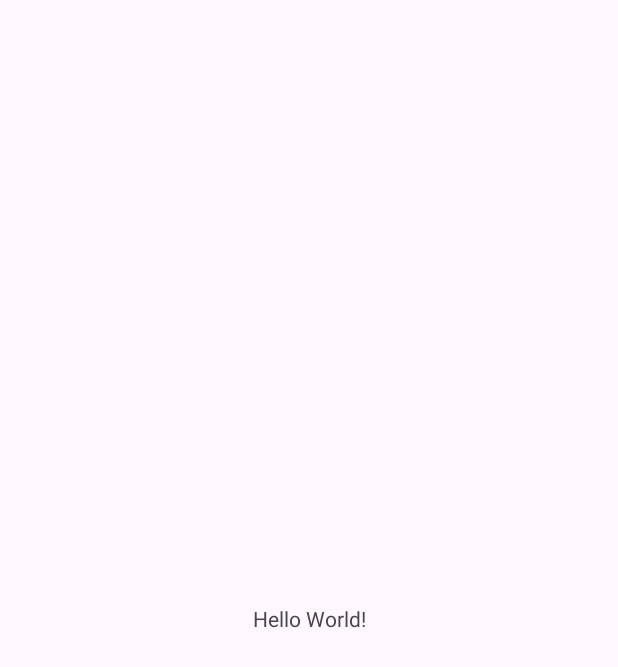
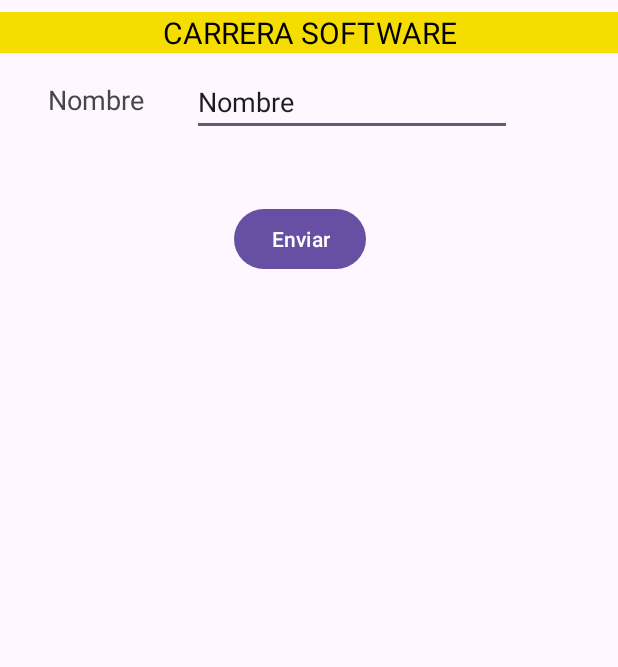
Before and after one commit to lreyesp26/HolaMundo24_11_2023, an Android app: the screen it shows after launch (MainActivity), on a phone screen of 412 x 824 dp. Before the commit the part shown is almost empty. Shown: the top 667 px of the screen. Run offline under Robolectric (Android 15) with nearby library versions, the phone set to English and light mode, and no system bars.

```diff
--- a/app/src/main/AndroidManifest.xml
+++ b/app/src/main/AndroidManifest.xml
@@ -13,6 +13,9 @@
         android:theme="@style/Theme.HolaMundo24_11_2023"
         tools:targetApi="31">
         <activity
+            android:name=".actBienvenida"
+            android:exported="false" />
+        <activity
             android:name=".MainActivity"
             android:exported="true">
             <intent-filter>
--- a/app/src/main/res/layout/activity_main.xml
+++ b/app/src/main/res/layout/activity_main.xml
@@ -1,18 +1,57 @@
 <?xml version="1.0" encoding="utf-8"?>
-<androidx.constraintlayout.widget.ConstraintLayout xmlns:android="http://schemas.android.com/apk/res/android"
+<RelativeLayout xmlns:android="http://schemas.android.com/apk/res/android"
     xmlns:app="http://schemas.android.com/apk/res-auto"
     xmlns:tools="http://schemas.android.com/tools"
     android:layout_width="match_parent"
     android:layout_height="match_parent"
+    android:backgroundTint="#C83030"
     tools:context=".MainActivity">
 
     <TextView
+        android:id="@+id/textView4"
         android:layout_width="wrap_content"
         android:layout_height="wrap_content"
-        android:text="Hello World!"
-        app:layout_constraintBottom_toBottomOf="parent"
-        app:layout_constraintEnd_toEndOf="parent"
-        app:layout_constraintStart_toStartOf="parent"
-        app:layout_constraintTop_toTopOf="parent" />
+        android:layout_alignParentStart="true"
+        android:layout_alignParentTop="true"
+        android:layout_marginStart="32dp"
+        android:layout_marginTop="54dp"
+        android:text="Nombre"
+        android:textSize="18sp" />
 
-</androidx.constraintlayout.widget.ConstraintLayout>
+    <EditText
+        android:id="@+id/txtNombre"
+        android:layout_width="wrap_content"
+        android:layout_height="wrap_content"
+        android:layout_alignParentStart="true"
+        android:layout_alignParentTop="true"
+        android:layout_marginStart="128dp"
+        android:layout_marginTop="45dp"
+        android:ems="10"
+        android:inputType="text"
+        android:text="Nombre" />
+
+    <Button
+        android:id="@+id/btnEnviar"
+        android:layout_width="wrap_content"
+        android:layout_height="wrap_content"
+        android:layout_alignParentStart="true"
+        android:layout_alignParentTop="true"
+        android:layout_centerHorizontal="true"
+        android:layout_marginStart="156dp"
+        android:layout_marginTop="135dp"
+        android:onClick="btnEnviar"
+        android:text="Enviar" />
+
+    <TextView
+        android:id="@+id/txtTitulo"
+        android:layout_width="match_parent"
+        android:layout_height="wrap_content"
+        android:layout_alignParentTop="true"
+        android:layout_centerHorizontal="true"
+        android:layout_marginTop="8dp"
+        android:background="#F6DD00"
+        android:text="CARRERA SOFTWARE"
+        android:textAlignment="center"
+        android:textColor="#000000"
+        android:textSize="20sp" />
+</RelativeLayout>
```
Also changed, not shown: app/src/main/java/com/example/holamundo24_11_2023/MainActivity.java (+12 -0 lines), app/src/main/java/com/example/holamundo24_11_2023/actBienvenida.java (added, +24 -0 lines), app/src/main/res/layout/activity_act_bienvenida.xml (added, +32 -0 lines).
